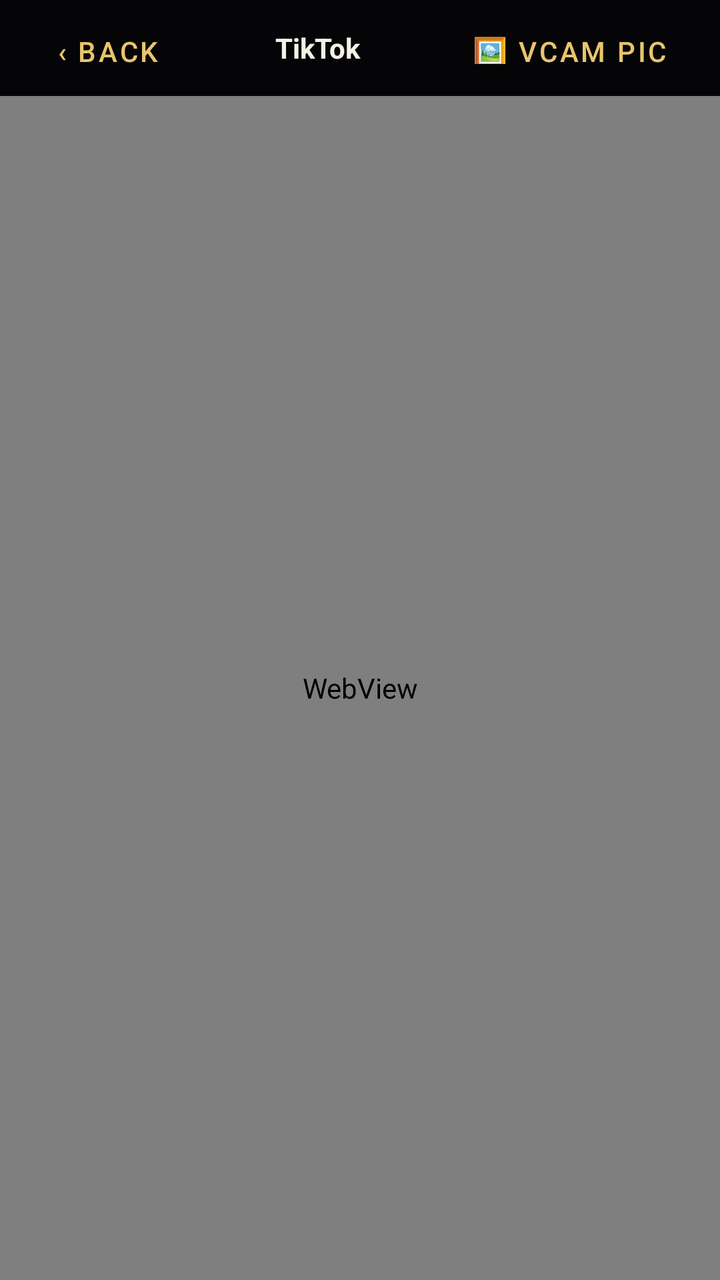
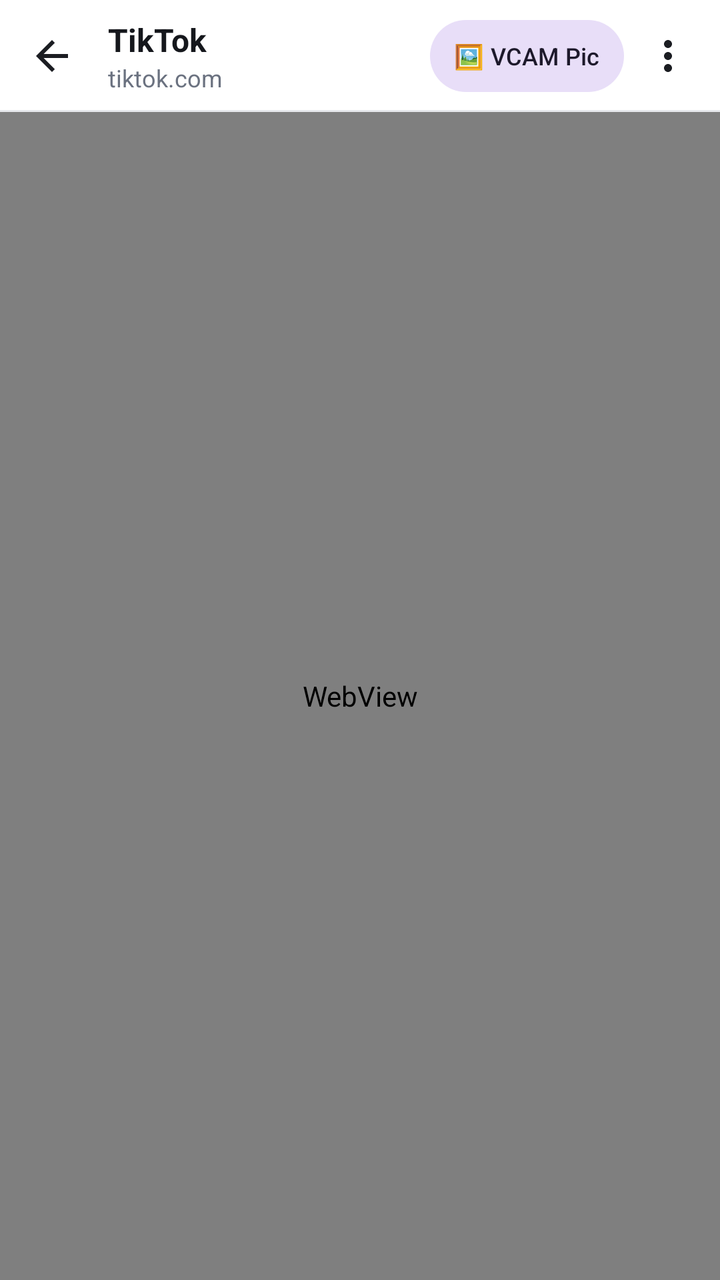

An Android layout rendered at two revisions. The XML below is the earlier revision; the diff shows what the commit changed to produce the second picture.
<!-- AndroidManifest.xml: application theme Theme.FTikTokManager -->
<!-- res/layout/activity_web.xml -->
<?xml version="1.0" encoding="utf-8"?>
<LinearLayout xmlns:android="http://schemas.android.com/apk/res/android"
    android:layout_width="match_parent"
    android:layout_height="match_parent"
    android:orientation="vertical"
    android:background="@color/bg_main">

    <LinearLayout
        android:layout_width="match_parent"
        android:layout_height="48dp"
        android:background="#050507"
        android:orientation="horizontal"
        android:gravity="center_vertical"
        android:paddingHorizontal="10dp">

        <Button
            android:id="@+id/btnBack"
            android:layout_width="wrap_content"
            android:layout_height="36dp"
            android:text="‹ Back"
            android:textColor="@color/gold"
            android:backgroundTint="@android:color/transparent" />

        <TextView
            android:id="@+id/txtTitle"
            android:layout_width="0dp"
            android:layout_height="wrap_content"
            android:layout_weight="1"
            android:gravity="center"
            android:text="TikTok"
            android:textColor="@color/text_light"
            android:textStyle="bold" />

        <Button
            android:id="@+id/btnChooseImage"
            android:layout_width="wrap_content"
            android:layout_height="36dp"
            android:text="🖼 VCAM Pic"
            android:textColor="@color/gold"
            android:backgroundTint="@android:color/transparent" />
    </LinearLayout>

    <ProgressBar
        android:id="@+id/webProgress"
        style="?android:attr/progressBarStyleHorizontal"
        android:layout_width="match_parent"
        android:layout_height="3dp"
        android:progressTint="@color/accent_pink"
        android:visibility="gone" />

    <WebView
        android:id="@+id/webView"
        android:layout_width="match_parent"
        android:layout_height="match_parent" />
</LinearLayout>
<!-- resources referenced by this layout -->
<resources>
  <color name="accent_pink">#FE2C55</color>
  <color name="bg_main">#0A0A0D</color>
  <color name="gold">#E8C56D</color>
  <color name="text_light">#F5F1E6</color>
  <style name="Theme.FTikTokManager" parent="Theme.MaterialComponents.DayNight.NoActionBar">
          <item name="android:windowBackground">@color/bg_main</item>
          <item name="colorPrimary">@color/gold</item>
          <item name="colorSecondary">@color/accent_pink</item>
      </style>
</resources>

<!-- the commit's change to res/layout/activity_web.xml (unified diff, before → after) -->
@@ -1,43 +1,79 @@
 <?xml version="1.0" encoding="utf-8"?>
 <LinearLayout xmlns:android="http://schemas.android.com/apk/res/android"
+    android:id="@+id/webRoot"
     android:layout_width="match_parent"
     android:layout_height="match_parent"
-    android:orientation="vertical"
-    android:background="@color/bg_main">
+    android:background="@color/bg_main"
+    android:orientation="vertical">
 
     <LinearLayout
         android:layout_width="match_parent"
-        android:layout_height="48dp"
-        android:background="#050507"
+        android:layout_height="56dp"
+        android:background="@drawable/bar_bg"
+        android:gravity="center_vertical"
         android:orientation="horizontal"
-        android:gravity="center_vertical"
-        android:paddingHorizontal="10dp">
+        android:paddingStart="4dp"
+        android:paddingEnd="4dp">
 
-        <Button
+        <ImageButton
             android:id="@+id/btnBack"
+            android:layout_width="44dp"
+            android:layout_height="44dp"
+            android:background="?attr/selectableItemBackgroundBorderless"
+            android:contentDescription="Back"
+            android:src="@drawable/ic_back"
+            android:tint="@color/icon_primary" />
+
+        <LinearLayout
+            android:layout_width="0dp"
+            android:layout_height="wrap_content"
+            android:layout_marginStart="6dp"
+            android:layout_weight="1"
+            android:orientation="vertical">
+
+            <TextView
+                android:id="@+id/txtTitle"
+                android:layout_width="match_parent"
+                android:layout_height="wrap_content"
+                android:ellipsize="end"
+                android:singleLine="true"
+                android:text="TikTok"
+                android:textColor="@color/text_primary"
+                android:textSize="16sp"
+                android:textStyle="bold" />
+
+            <TextView
+                android:id="@+id/txtHost"
+                android:layout_width="match_parent"
+                android:layout_height="wrap_content"
+                android:ellipsize="end"
+                android:singleLine="true"
+                android:text="tiktok.com"
+                android:textColor="@color/text_secondary"
+                android:textSize="12sp" />
+        </LinearLayout>
+
+        <com.google.android.material.button.MaterialButton
+            android:id="@+id/btnChooseImage"
+            style="@style/Widget.Material3.Button.TonalButton"
             android:layout_width="wrap_content"
             android:layout_height="36dp"
-            android:text="‹ Back"
-            android:textColor="@color/gold"
-            android:backgroundTint="@android:color/transparent" />
+            android:insetTop="0dp"
+            android:insetBottom="0dp"
+            android:minWidth="0dp"
+            android:paddingStart="12dp"
+            android:paddingEnd="12dp"
+            android:text="🖼 VCAM Pic"
+            android:textSize="12sp" />
 
-        <TextView
-            android:id="@+id/txtTitle"
-            android:layout_width="0dp"
-            android:layout_height="wrap_content"
-            android:layout_weight="1"
-            android:gravity="center"
-            android:text="TikTok"
-            android:textColor="@color/text_light"
-            android:textStyle="bold" />
-
-        <Button
-            android:id="@+id/btnChooseImage"
-            android:layout_width="wrap_content"
-            android:layout_height="36dp"
-            android:text="🖼 VCAM Pic"
-            android:textColor="@color/gold"
-            android:backgroundTint="@android:color/transparent" />
+        <ImageButton
+            android:id="@+id/btnMore"
+            android:layout_width="44dp"
+            android:layout_height="44dp"
+            android:background="?attr/selectableItemBackgroundBorderless"
+            android:contentDescription="More"
+            android:src="@drawable/ic_more"
+            android:tint="@color/icon_primary" />
     </LinearLayout>
 
     <ProgressBar
<!-- resource entries referenced after the edit -->
@@ -1,13 +1,47 @@
 <!-- resources referenced by this layout -->
 <resources>
   <color name="accent_pink">#FE2C55</color>
-  <color name="bg_main">#0A0A0D</color>
-  <color name="gold">#E8C56D</color>
-  <color name="text_light">#F5F1E6</color>
-  <style name="Theme.FTikTokManager" parent="Theme.MaterialComponents.DayNight.NoActionBar">
+  <color name="bg_main">#F5F6F8</color>
+  <color name="icon_primary">#1B1D22</color>
+  <color name="text_primary">#15171C</color>
+  <color name="text_secondary">#6B7280</color>
+  <!-- drawable bar_bg (drawable) -->
+  <?xml version="1.0" encoding="utf-8"?>
+  <layer-list xmlns:android="http://schemas.android.com/apk/res/android">
+      <item><shape android:shape="rectangle"><solid android:color="@color/card" /></shape></item>
+      <item android:gravity="bottom">
+          <shape android:shape="rectangle"><size android:height="1dp" /><solid android:color="@color/card_stroke" /></shape>
+      </item>
+  </layer-list>
+  <!-- drawable ic_back (drawable) -->
+  <?xml version="1.0" encoding="utf-8"?>
+  <vector xmlns:android="http://schemas.android.com/apk/res/android"
+      android:width="24dp" android:height="24dp" android:viewportWidth="24" android:viewportHeight="24">
+      <path android:fillColor="#FF000000" android:pathData="M20,11H7.83l5.59,-5.59L12,4l-8,8 8,8 1.41,-1.41L7.83,13H20v-2z" />
+  </vector>
+  <!-- drawable ic_more (drawable) -->
+  <?xml version="1.0" encoding="utf-8"?>
+  <vector xmlns:android="http://schemas.android.com/apk/res/android"
+      android:width="24dp" android:height="24dp" android:viewportWidth="24" android:viewportHeight="24">
+      <path android:fillColor="#FF000000" android:pathData="M12,8c1.1,0 2,-0.9 2,-2s-0.9,-2 -2,-2 -2,0.9 -2,2 0.9,2 2,2zM12,10c-1.1,0 -2,0.9 -2,2s0.9,2 2,2 2,-0.9 2,-2 -0.9,-2 -2,-2zM12,16c-1.1,0 -2,0.9 -2,2s0.9,2 2,2 2,-0.9 2,-2 -0.9,-2 -2,-2z" />
+  </vector>
+  <style name="Theme.FTikTokManager" parent="Theme.Material3.DayNight.NoActionBar">
+          <item name="colorPrimary">@color/primary</item>
+          <item name="colorOnPrimary">@color/on_primary</item>
+          <item name="colorPrimaryContainer">@color/chip_bg</item>
+          <item name="colorOnPrimaryContainer">@color/chip_text</item>
+          <item name="colorSecondary">@color/accent_pink</item>
+          <item name="colorSurface">@color/card</item>
+          <item name="colorOnSurface">@color/text_primary</item>
           <item name="android:windowBackground">@color/bg_main</item>
-          <item name="colorPrimary">@color/gold</item>
-          <item name="colorSecondary">@color/accent_pink</item>
+          <item name="android:statusBarColor">@color/bg_main</item>
+          <item name="android:windowLightStatusBar">@bool/light_bars</item>
       </style>
+  <color name="card">#FFFFFF</color>
+  <color name="card_stroke">#E6E8EC</color>
+  <color name="primary">#2F69DB</color>
+  <color name="on_primary">#FFFFFF</color>
+  <color name="chip_bg">#E1EBFB</color>
+  <color name="chip_text">#1A73E8</color>
 </resources>
 
